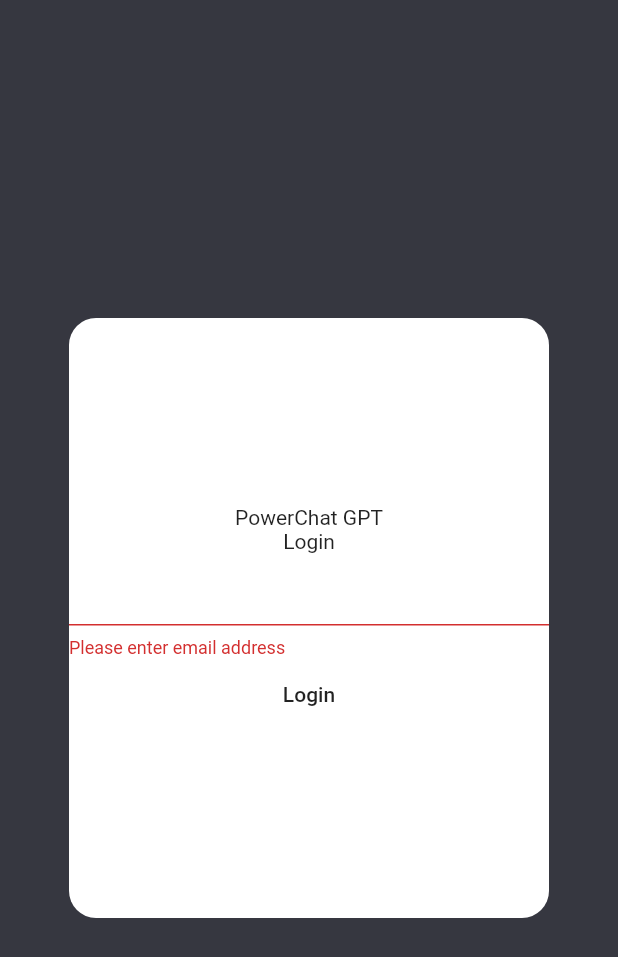
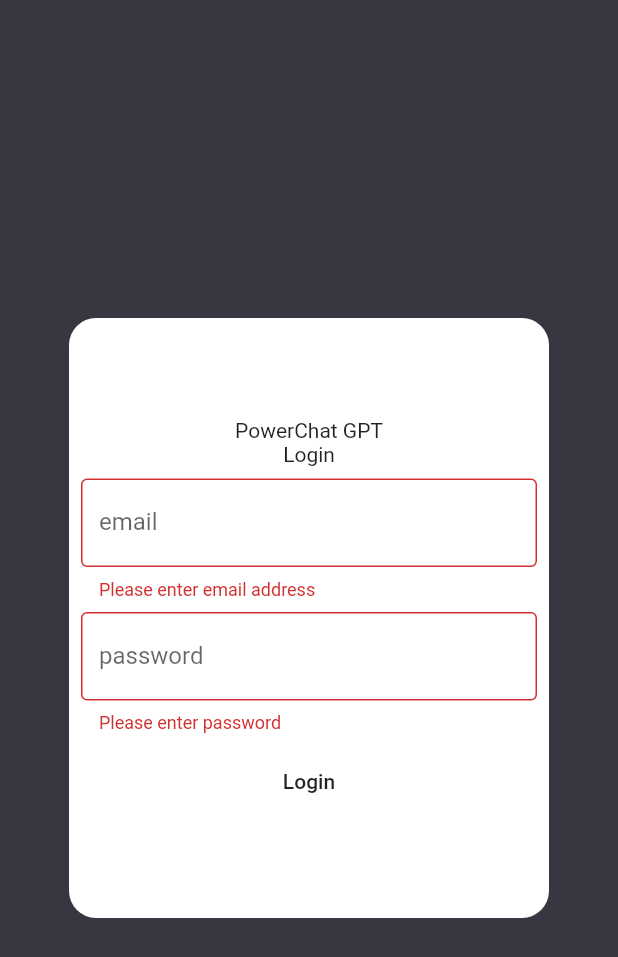
Before and after one commit to vinitava07/ti-2, a Flutter app: the screen it shows after launch, after a tap on "Login", on a phone screen of 412 x 824 dp. Shown: the top 957 px of the screen. Run offline on Flutter 3.47's test engine with Material 2 defaults, Android fonts, the phone set to English and light mode, and no system bars.

Commit message:
Adding password field

```diff
--- a/gpt_admin_panel/lib/main.dart
+++ b/gpt_admin_panel/lib/main.dart
@@ -49,8 +49,15 @@
               const Text('Login'),
               Form(
                 key: _formKey,
-                child: Column(
-                  children: [emailField],
+                child: Padding(
+                  padding: const EdgeInsets.all(8.0),
+                  child: Column(
+                    children: [
+                      emailField,
+                      const SizedBox(height: 8.0),
+                      passwordField
+                    ],
+                  ),
                 ),
               ),
               //TEXTFIELD -> password
@@ -65,9 +72,29 @@
   Widget get emailField {
     return TextFormField(
       keyboardType: TextInputType.emailAddress,
+      decoration: const InputDecoration(
+        labelText: 'email',
+        border: OutlineInputBorder(),
+      ),
       validator: (value) {
         if (value == null || value.isEmpty) {
           return 'Please enter email address';
+        }
+        return null;
+      },
+    );
+  }
+
+  Widget get passwordField {
+    return TextFormField(
+      keyboardType: TextInputType.visiblePassword,
+      decoration: const InputDecoration(
+        labelText: 'password',
+        border: OutlineInputBorder(),
+      ),
+      validator: (value) {
+        if (value == null || value.isEmpty) {
+          return 'Please enter password';
         }
         return null;
       },
```
